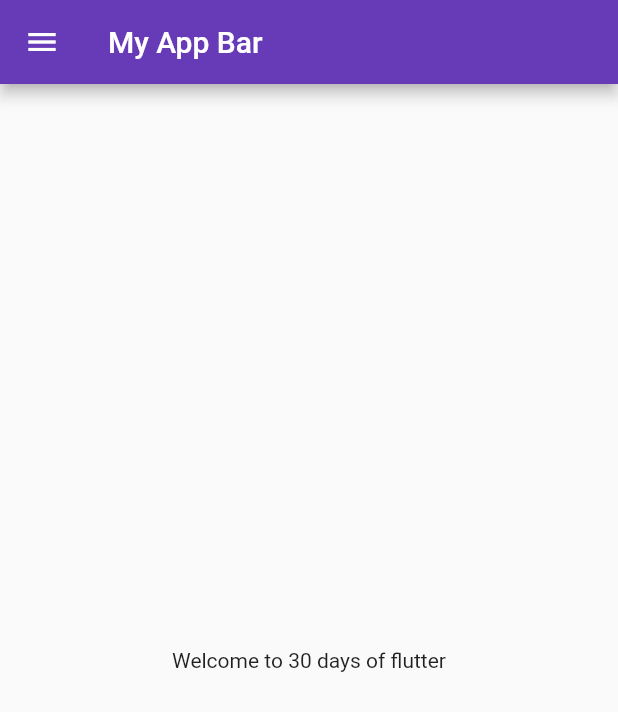
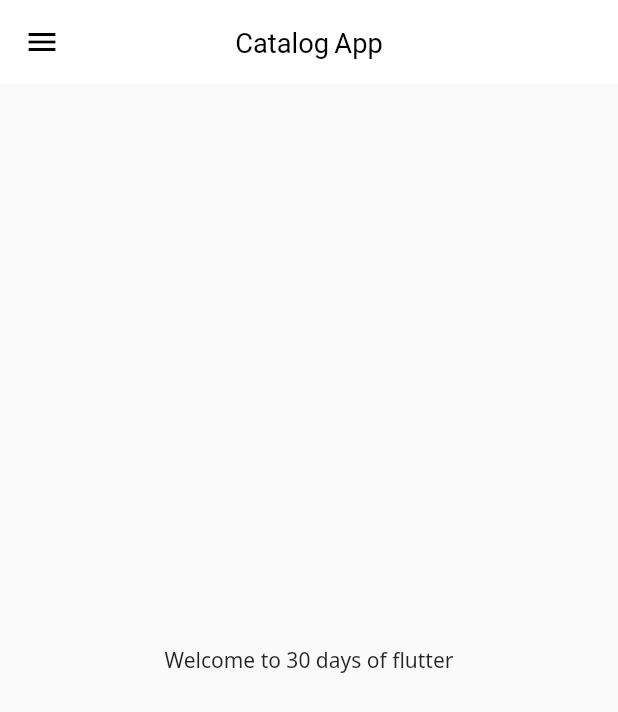
Before and after one commit to Muhammad-ali234/Flutter_prject, a Flutter app: the screen it shows after launch, on a phone screen of 412 x 824 dp. Shown: the top 712 px of the screen. Run offline on Flutter 3.47's test engine with Material 2 defaults, Android fonts, the phone set to English and light mode, and no system bars; our stand-ins replace google_fonts.

Commit message:
App bar color theme change from main

```diff
--- a/lib/main.dart
+++ b/lib/main.dart
@@ -18,12 +18,15 @@ class MyApp extends StatelessWidget {
       debugShowCheckedModeBanner: false,
       themeMode: ThemeMode.dark,
       theme: ThemeData(
-        primarySwatch: Colors.deepPurple,
-        fontFamily: GoogleFonts.notoSans().fontFamily,
-      ),
-      darkTheme: ThemeData(
-        primarySwatch: Colors.deepPurple,
-      ),
+          primarySwatch: Colors.deepPurple,
+          fontFamily: GoogleFonts.notoSans().fontFamily,
+          appBarTheme: AppBarTheme(
+              color: Colors.white,
+              elevation: 0.0,
+              iconTheme: IconThemeData(
+                color: Colors.black,
+              ),
+              titleTextStyle: TextStyle(color: Colors.black))),
       initialRoute: '/home',
       routes: {
         '/': (context) => LoginPage(),
--- a/lib/pages/home_page.dart
+++ b/lib/pages/home_page.dart
@@ -8,7 +8,11 @@ class HomePage extends StatelessWidget {
   Widget build(BuildContext context) {
     return Scaffold(
       appBar: AppBar(
-        title: Text('My App Bar'),
+        centerTitle: true,
+        title: Text(
+          'Catalog App',
+          textScaleFactor: 1.3,
+        ),
       ),
       drawer: MyDrawer(),
       body: Center(
```
